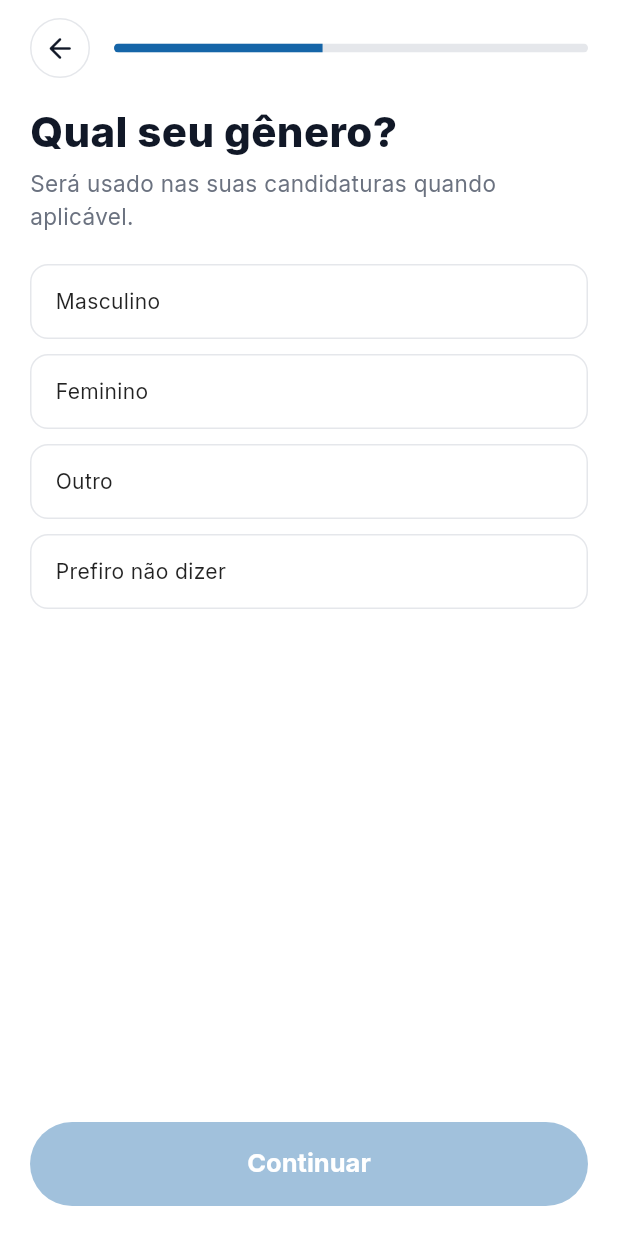
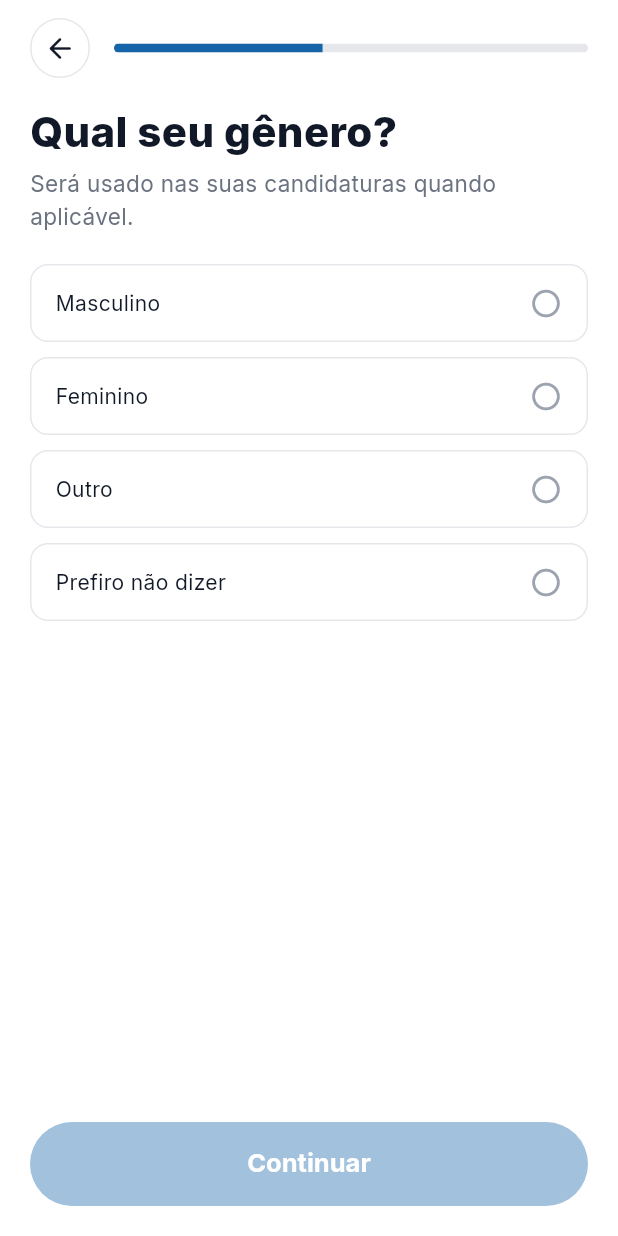
Before and after one commit to ZacLopes/stage, a Flutter app: the GenderScreen screen opened directly, on a phone screen of 412 x 824 dp. Run offline on Flutter 3.47's test engine with Material 3 defaults, Android fonts, the phone set to English and light mode, and no system bars; our stand-ins replace cached_network_image, file_picker, flutter_card_swiper, flutter_dotenv, flutter_html, flutter_svg and 11 more; missing offline and left inert: app_tracking_transparency, facebook_app_events, onesignal_flutter, posthog_flutter, syncfusion_flutter_pdf; accounts and stored records are empty.

Commit message:
fix(onboarding): um controle só para "escolha uma" no wizard
O wizard usava quatro controles diferentes para a mesma pergunta: check que
só aparecia DEPOIS de selecionar (origem, gênero), rádio redondo (momento),
checkbox quadrado (modelo/tipo de vaga) e chips (áreas). O check-só-quando-
selecionado é o pior deles — antes do toque não havia afordância nenhuma de
que aquilo era escolhível, nem de que era escolha única.

Regra que fica: redondo = escolha uma, quadrado = escolha quantas quiser,
sempre visível nos dois estados. Chips seguem valendo para lista longa com
busca (áreas), onde a lista de ladrilhos não cabe.

De quebra, o acento das telas de seleção vira o azul da marca — a data de
nascimento focava em ciano e o estado selecionado de modelo/tipo de vaga
também, no mesmo fluxo em que origem e gênero agora ficam azuis.

Revisão UX 28/07, achados P3-41 e P3-33.
Verificado no simulador: conta nova, wizard inteiro.

Co-Authored-By: Claude Opus 5 <noreply@anthropic.com>

```diff
--- a/lib/features/onboarding/presentation/masking_questions/age_range_screen.dart
+++ b/lib/features/onboarding/presentation/masking_questions/age_range_screen.dart
@@ -198,7 +198,7 @@ class _AgeRangeScreenState extends State<AgeRangeScreen> {
               focusedBorder: OutlineInputBorder(
                 borderRadius: BorderRadius.circular(12),
                 borderSide: BorderSide(
-                  color: _error != null ? AppColors.error : AppColors.brandCyan,
+                  color: _error != null ? AppColors.error : AppColors.primary,
                   width: 1.5,
                 ),
               ),
--- a/lib/features/onboarding/presentation/masking_questions/gender_screen.dart
+++ b/lib/features/onboarding/presentation/masking_questions/gender_screen.dart
@@ -1,7 +1,6 @@
 // GenderScreen — pergunta gênero.
 
 import 'package:flutter/material.dart';
-import 'package:flutter/services.dart' show HapticFeedback;
 import 'package:provider/provider.dart';
 import '../../../auth/auth_session.dart';
 import '../../../../services/analytics_service.dart';
@@ -9,8 +8,8 @@ import '../../../profile/application/profile_editor_view_model.dart';
 import '../../../profile/domain/entities/entities.dart';
 import '../../utils/save_with_retry.dart';
 import '../onboarding_scaffold.dart';
+import '../widgets/onboarding_choice_tile.dart';
 import 'age_range_screen.dart';
-import '../../../../core/theme/theme.dart';
 
 const _options = <(Gender, String)>[
   (Gender.male, 'Masculino'),
@@ -69,40 +68,12 @@ class _GenderScreenState extends State<GenderScreen> {
         children: _options.map((tuple) {
           final value = tuple.$1;
           final label = tuple.$2;
-          final isSelected = _selected == value;
           return Padding(
             padding: const EdgeInsets.only(bottom: 10),
-            child: InkWell(
-              onTap: () {
-                HapticFeedback.selectionClick();
-                setState(() => _selected = value);
-              },
-              borderRadius: BorderRadius.circular(12),
-              child: Container(
-                padding: const EdgeInsets.symmetric(horizontal: 16, vertical: 14),
-                decoration: BoxDecoration(
-                  color: isSelected ? AppColors.brandCyan.withValues(alpha: 0.08) : Colors.white,
-                  borderRadius: BorderRadius.circular(12),
-                  border: Border.all(
-                    color: isSelected ? AppColors.brandCyan : AppColors.border,
-                    width: isSelected ? 1.5 : 1,
-                  ),
-                ),
-                child: Row(
-                  children: [
-                    Expanded(
-                      child: Text(
-                        label,
-                        style: TextStyle(
-                          fontWeight: isSelected ? FontWeight.w600 : FontWeight.w400,
-                          color: isSelected ? AppColors.brandCyan : Colors.black87,
-                        ),
-                      ),
-                    ),
-                    if (isSelected) const Icon(Icons.check_circle, color: AppColors.brandCyan),
-                  ],
-                ),
-              ),
+            child: OnboardingChoiceTile(
+              label: label,
+              selected: _selected == value,
+              onTap: () => setState(() => _selected = value),
             ),
           );
         }).toList(),
--- /dev/null
+++ b/lib/features/onboarding/presentation/widgets/onboarding_choice_tile.dart
@@ -0,0 +1,78 @@
+import 'package:flutter/material.dart';
+import 'package:flutter/services.dart';
+
+import '../../../../core/theme/theme.dart';
+
+/// Ladrilho de escolha ÚNICA do onboarding (revisão UX 28/07, achado P3-41).
+///
+/// O wizard tinha quatro controles diferentes para a mesma pergunta "escolha
+/// uma": check que só aparecia DEPOIS de selecionar (origem, gênero), rádio
+/// redondo (momento), checkbox quadrado (modelo de trabalho) e chips (áreas).
+/// O check-só-quando-selecionado é o pior dos quatro — antes do toque não há
+/// afordância nenhuma de que aquilo é escolhível, nem de que é uma escolha só.
+///
+/// Regra que ficou: **redondo = escolha uma; quadrado = escolha quantas
+/// quiser**, sempre visível nos dois estados. Chips seguem valendo para
+/// listas longas com busca (áreas), onde a lista de ladrilhos não cabe.
+class OnboardingChoiceTile extends StatelessWidget {
+  final String label;
+  final bool selected;
+  final VoidCallback onTap;
+
+  const OnboardingChoiceTile({
+    super.key,
+    required this.label,
+    required this.selected,
+    required this.onTap,
+  });
+
+  @override
+  Widget build(BuildContext context) {
+    return Semantics(
+      inMutuallyExclusiveGroup: true,
+      selected: selected,
+      button: true,
+      child: InkWell(
+        onTap: () {
+          HapticFeedback.selectionClick();
+          onTap();
+        },
+        borderRadius: BorderRadius.circular(12),
+        child: AnimatedContainer(
+          duration: const Duration(milliseconds: 160),
+          curve: Curves.easeOut,
+          padding: const EdgeInsets.symmetric(horizontal: 16, vertical: 14),
+          decoration: BoxDecoration(
+            color: selected ? AppColors.primarySoft : Colors.white,
+            borderRadius: BorderRadius.circular(12),
+            border: Border.all(
+              color: selected ? AppColors.primary : AppColors.border,
+              width: selected ? 1.5 : 1,
+            ),
+          ),
+          child: Row(
+            children: [
+              Expanded(
+                child: Text(
+                  label,
+                  style: TextStyle(
+                    fontWeight: selected ? FontWeight.w600 : FontWeight.w400,
+                    color: selected ? AppColors.primary : AppColors.textPrimary,
+                  ),
+                ),
+              ),
+              const SizedBox(width: 10),
+              Icon(
+                selected
+                    ? Icons.radio_button_checked_rounded
+                    : Icons.radio_button_unchecked_rounded,
+                color: selected ? AppColors.primary : AppColors.textDisabled,
+                size: 22,
+              ),
+            ],
+          ),
+        ),
+      ),
+    );
+  }
+}
```
Also changed, not shown: lib/features/onboarding/presentation/masking_questions/attribution_screen.dart (+5 -35 lines), lib/features/onboarding/presentation/masking_questions/education_screen.dart (+9 -4 lines), lib/features/onboarding/presentation/preferences/job_types_screen.dart (+6 -6 lines), lib/features/onboarding/presentation/preferences/work_mode_screen.dart (+6 -6 lines), 1 other file.
